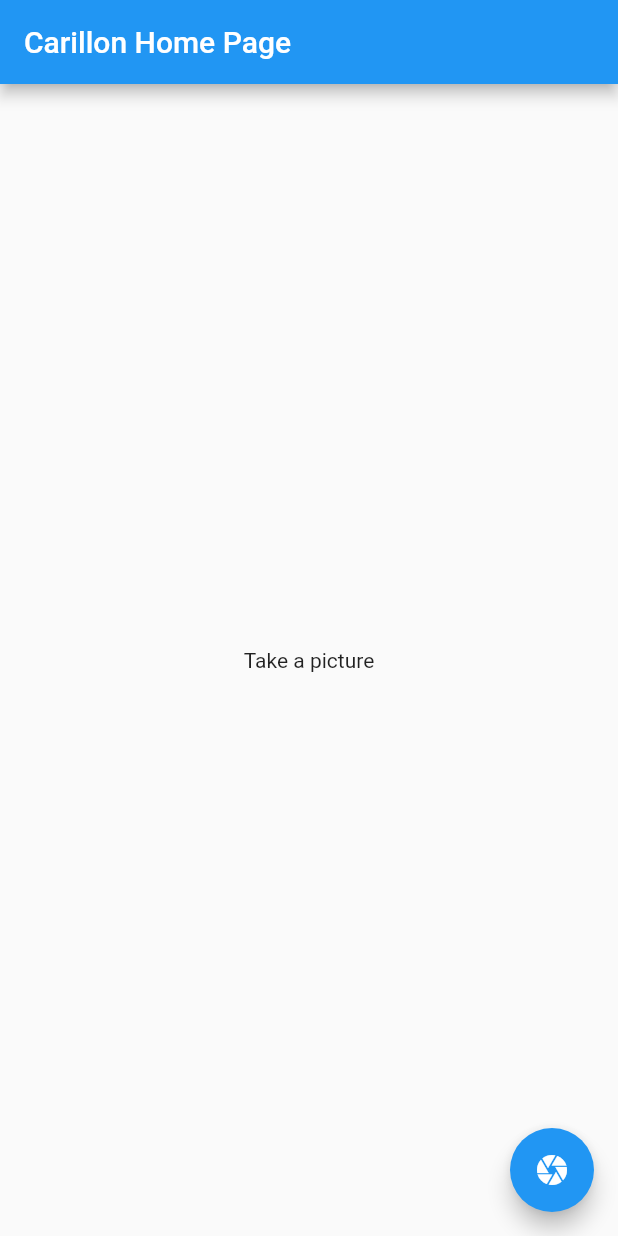
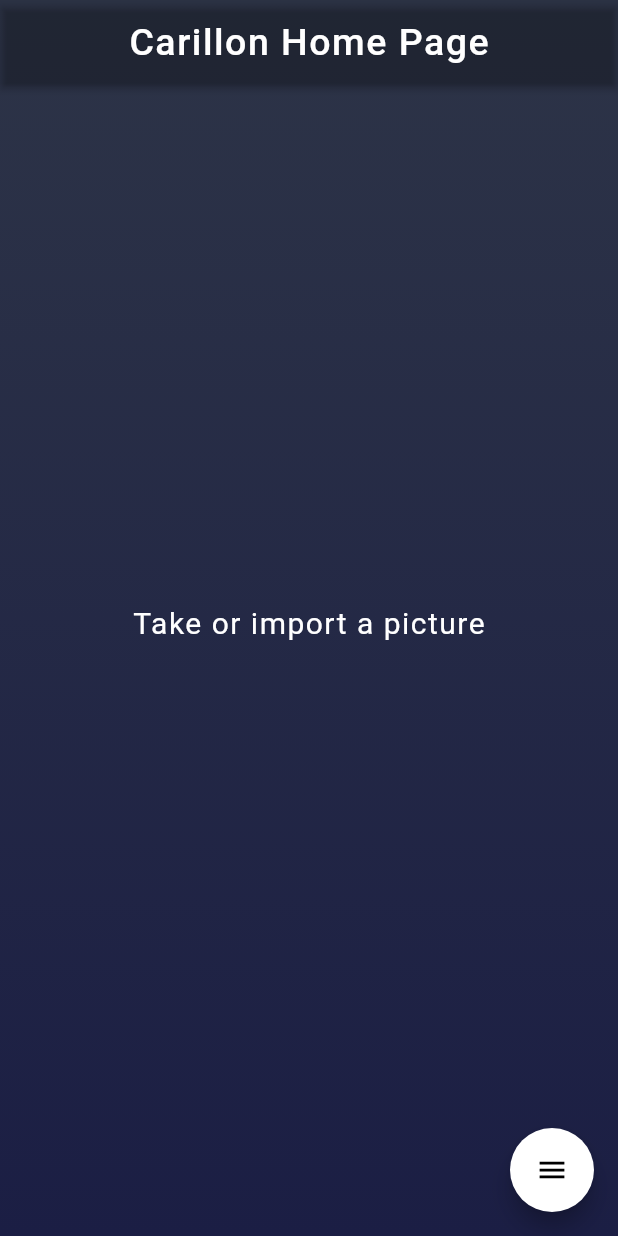
Before and after one commit to Ozne-l/Carillon, a Flutter app: the screen it shows after launch, on a phone screen of 412 x 824 dp. Run offline on Flutter 3.47's test engine with Material 2 defaults, Android fonts, the light colour scheme and no system bars; drawn by our look-alikes of flutter_speed_dial; our stand-ins replace device_info, dio, image_picker; Roboto replaces fonts that are missing (Calibre-Semibold).

Commit message:
Front [rework] update UI & UX

```diff
--- a/front/lib/main.dart
+++ b/front/lib/main.dart
@@ -5,6 +5,7 @@ import 'package:flutter/material.dart';
 import 'package:image_picker/image_picker.dart';
 import 'package:dio/dio.dart';
 import 'package:device_info/device_info.dart';
+import 'package:flutter_speed_dial/flutter_speed_dial.dart';
 
 
 var serverIp = "192.168.1.2";
@@ -47,6 +48,10 @@ class _MyHomePageState extends State<MyHomePage> {
     bytes = null;
   }
 
+  void openGallery() async {
+    var image = await ImagePicker.pickImage(source: ImageSource.gallery);
+    postImage(image, false);
+  }
 
   void openCamera() async {
     var image = await ImagePicker.pickImage(source: ImageSource.camera);
@@ -78,34 +83,103 @@ class _MyHomePageState extends State<MyHomePage> {
 
   @override
   Widget build(BuildContext context) {
-    return Scaffold(
+    return Container(
+      decoration: BoxDecoration(
+          gradient: LinearGradient(
+              colors: [
+            Color(0xFF1b1e44),
+            Color(0xFF2d3447),
+          ],
+              begin: Alignment.bottomCenter,
+              end: Alignment.topCenter,
+            )
+          ),
+      child: Scaffold(
+        backgroundColor: Colors.transparent,
         appBar: AppBar(
-        title: Text(widget.title),
+          elevation: 2,
+          centerTitle: true,
+          backgroundColor: Colors.transparent,
+          title: Text(widget.title, style: TextStyle(
+                  color: Colors.white,
+                  fontSize: 25,
+                  fontFamily: "Calibre-Semibold",
+                  letterSpacing: 1.0)),
         ),
         body: Center(
-        child: Column(
-          mainAxisAlignment: MainAxisAlignment.center,
-          children: <Widget>[
-            display == true ?
+          child: Card(
+            color: Colors.transparent,
+            elevation: 0,
+            margin: const EdgeInsets.only(
+              bottom: 50,
+              left: 10,
+              right: 10
+            ),
+            child: display == true ?
                 Container(
                   height: 515,
                   decoration: BoxDecoration(
+                    borderRadius: BorderRadius.all(const Radius.circular(5)),
                     image: DecorationImage(
                       image : MemoryImage(bytes),
                       fit: BoxFit.cover
                     )
                   ),
                 ) :
-            Text('Take a picture')
-            // res == true ? Image.memory(bytes) : Text('Take a picture')
-          ],
+                Text('Take or import a picture', style: TextStyle(color: Colors.white, fontSize: 20, fontFamily: "Calibre-Semibold", letterSpacing: 1.0))
+            // Column(
+            //   mainAxisAlignment: MainAxisAlignment.center,
+            //   children: <Widget>[
+            //     display == true ?
+            //     Container(
+            //       height: 515,
+            //       decoration: BoxDecoration(
+            //         borderRadius: BorderRadius.only(
+            //             topLeft: const Radius.circular(5),
+            //             topRight: const Radius.circular(5)
+            //         ),
+            //         image: DecorationImage(
+            //           image : MemoryImage(bytes),
+            //           fit: BoxFit.cover
+            //         )
+            //       ),
+            //     ) :
+            //     Text('Take or import a picture', style: TextStyle(color: Colors.white, fontSize: 20, fontFamily: "Calibre-Semibold", letterSpacing: 1.0))
+            //     // res == true ? Image.memory(bytes) : Text('Take a picture')
+            //   ],
+            // ),
           ),
         ),
-      floatingActionButton: FloatingActionButton(
-        onPressed: openCamera,
-        tooltip: 'Take picture',
-        child: Icon(Icons.camera),
-      ), // This trailing comma makes auto-formatting nicer for build methods.
+        floatingActionButton: SpeedDial(
+          animatedIcon: AnimatedIcons.menu_arrow,
+          animatedIconTheme: IconThemeData(size: 22),
+          backgroundColor: Colors.white,
+          foregroundColor: Colors.black,
+          visible: true,
+          curve: Curves.bounceIn,
+          children: [
+            SpeedDialChild(
+              child: Icon(Icons.photo_album, color: Color(0xFF1b1e44)),
+              backgroundColor: Colors.white,
+              onTap: openGallery,
+              label: 'Gallery',
+              labelStyle: TextStyle(
+                color: Colors.white,
+                fontSize: 16.0),
+              labelBackgroundColor: Color(0xFF1b1e44)),
+            SpeedDialChild(
+              child: Icon(Icons.add_a_photo, color: Color(0xFF1b1e44)),
+              backgroundColor: Colors.white,
+              onTap: openCamera,
+              label: 'Camera',
+              labelStyle: TextStyle(
+                fontWeight: FontWeight.w500,
+                color: Colors.white,
+                fontSize: 16.0),
+              labelBackgroundColor: Color(0xFF1b1e44))
+          ],
+        )
+      )
     );
   }
 }
--- a/front/pubspec.yaml
+++ b/front/pubspec.yaml
@@ -23,7 +23,7 @@ dependencies:
   http: ^0.12.0+2
   dio: ^3.0.7
   device_info: ^0.4.1+2
-
+  flutter_speed_dial: ^1.2.5
 
   # The following adds the Cupertino Icons font to your application.
   # Use with the CupertinoIcons class for iOS style icons.
```
Lines whose indentation alone changed are shown as unchanged.
